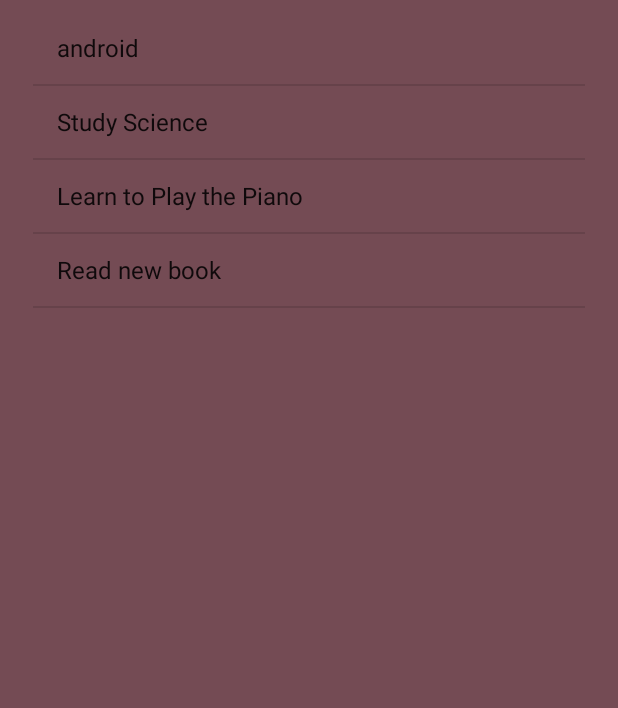
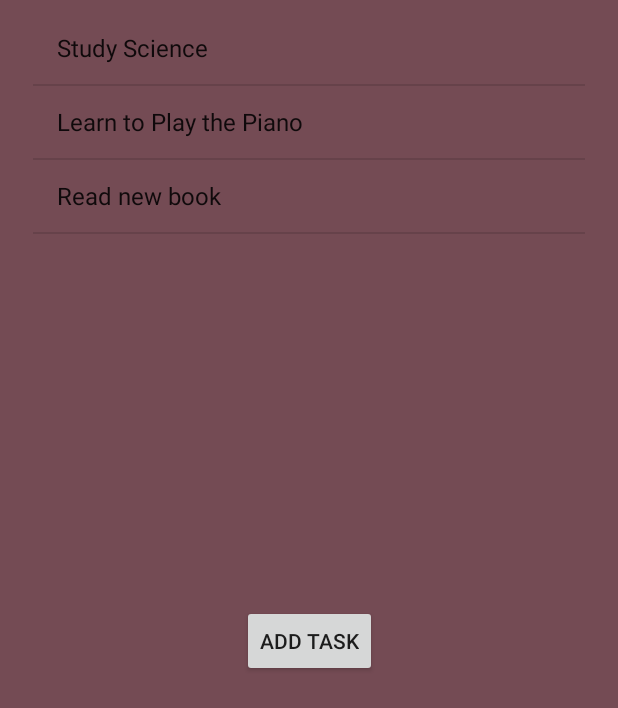
Before and after one commit to MarkWatson95/Senior_Design, an Android app: the MainActivity screen opened directly, with no data from a screen before it, on a phone screen of 412 x 824 dp. Shown: the top 708 px of the screen. Run offline under Robolectric (Android 15) with nearby library versions, the phone set to English and light mode, and no system bars.

Commit message:
Added debug path to task page

```diff
--- a/app/src/main/java/com/example/mark/senior_design/MainActivity.java
+++ b/app/src/main/java/com/example/mark/senior_design/MainActivity.java
@@ -1,14 +1,21 @@
 package com.example.mark.senior_design;
 
+import android.content.Intent;
 import android.support.v7.app.AppCompatActivity;
 import android.os.Bundle;
-import android.widget.ArrayAdapter;import android.widget.ListView;
+import android.view.View;
+import android.widget.ArrayAdapter;
+import android.widget.Button;
+import android.widget.ListView;
 import java.util.ArrayList;
 
 public class MainActivity extends AppCompatActivity {
 
 
-    ListView lv;
+    //ListView lv = (ListView) findViewById(R.id.listview);
+    //ArrayList<String> arrayList = new ArrayList<String>();
+    //int taskNumber = 0;
+
 
     @Override
     protected void onCreate(Bundle savedInstanceState) {
@@ -16,20 +23,38 @@ public class MainActivity extends AppCompatActivity {
         setContentView(R.layout.activity_main);
 
 
-        lv = (ListView) findViewById(R.id.listview);
+        ListView lv = (ListView) findViewById(R.id.listview);
+        ArrayList<String> arrayList = new ArrayList<String>();
+        ArrayAdapter AA = new ArrayAdapter(this,android.R.layout.simple_list_item_1,arrayList);
 
-        ArrayList<String> arrayList = new ArrayList<String>();
-
-        arrayList.add("android");
         arrayList.add("Study Science");
         arrayList.add("Learn to Play the Piano");
         arrayList.add("Read new book");
 
+        lv.setAdapter(AA);
 
-        ArrayAdapter AA = new ArrayAdapter(this,android.R.layout.simple_list_item_1,arrayList);
+        /*Button button = findViewById(R.id.add_task_button);
+        button.setOnClickListener(new View.OnClickListener() {
+            public void onClick(View v) {
+                //arrayList.add("Task" + taskNumber.toString());
+                //taskNumber++;
+                //lv.setAdapter(AA);
+            }
+        });*/
 
-        lv.setAdapter(AA);
+
+        //ArrayAdapter AA = new ArrayAdapter(this,android.R.layout.simple_list_item_1,arrayList);
+
     }
 
 
+    //public void addTask(View view){
+        //ArrayAdapter AA = new ArrayAdapter(this,android.R.layout.simple_list_item_1,arrayList);
+
+        //arrayList.add("Task" + taskNumber);
+        //taskNumber++;
+        //lv.setAdapter(AA);
+    //}
+
+
 }
--- a/app/src/main/res/layout/activity_main.xml
+++ b/app/src/main/res/layout/activity_main.xml
@@ -14,4 +14,16 @@
         app:layout_constraintEnd_toEndOf="parent"
         app:layout_constraintStart_toStartOf="parent"
         app:layout_constraintTop_toTopOf="parent" />
+
+    <Button
+        android:id="@+id/add_task_button"
+        android:layout_width="wrap_content"
+        android:layout_height="wrap_content"
+        android:layout_marginTop="8dp"
+        android:text="Add Task"
+        app:layout_constraintEnd_toEndOf="parent"
+        app:layout_constraintStart_toStartOf="parent"
+        app:layout_constraintTop_toBottomOf="@+id/listview" />
+
+
 </android.support.constraint.ConstraintLayout>
```
Also changed, not shown: app/src/main/java/com/example/mark/senior_design/SignInUpPage.java (+9 -0 lines), app/src/main/res/layout/activity_signinup.xml (+16 -7 lines).
